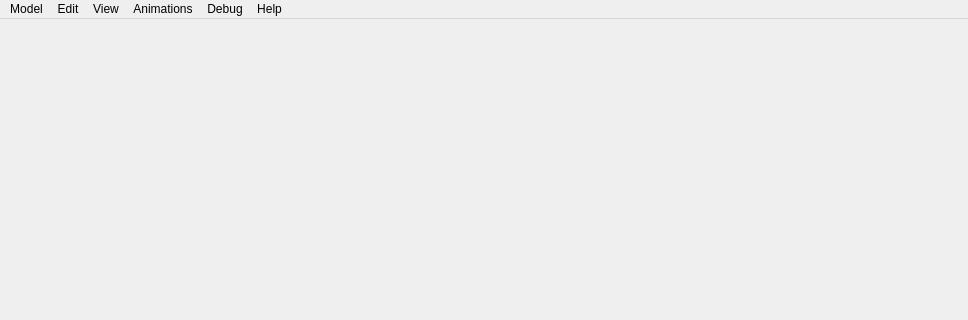
The window that GUI/MainWindow.ui (maximlevitsky/animations-editor-bdmorph) describes before a commit, drawn with Qt 5; both pictures show x 0 to 968 and y 0 to 320 of the 968 by 733 pixel window.
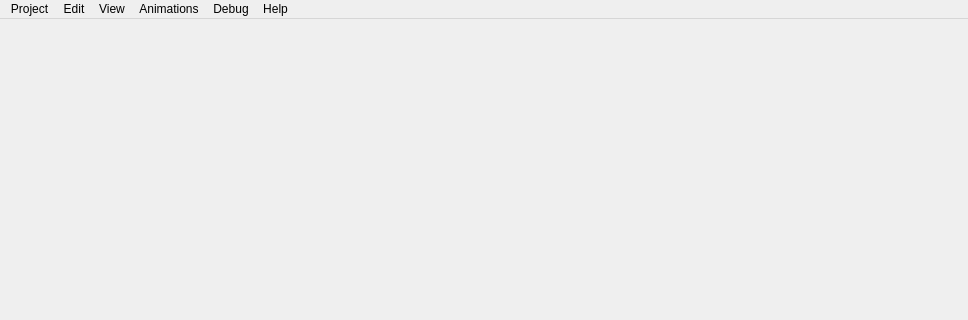
The same window after the commit.

```diff
--- a/GUI/MainWindow.ui
+++ b/GUI/MainWindow.ui
@@ -29,12 +29,12 @@
      <x>0</x>
      <y>0</y>
      <width>968</width>
-     <height>21</height>
+     <height>23</height>
     </rect>
    </property>
    <widget class="QMenu" name="menuModel">
     <property name="title">
-     <string>Model</string>
+     <string>Project</string>
     </property>
     <addaction name="actionNew_model"/>
     <addaction name="actionLoad_mesh"/>
```
Left out of the diff: 12 changed lines with no effect on the pictures.
